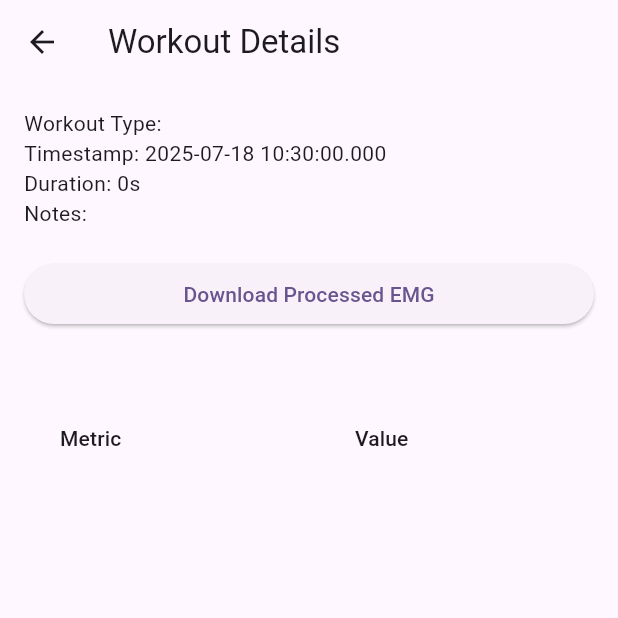
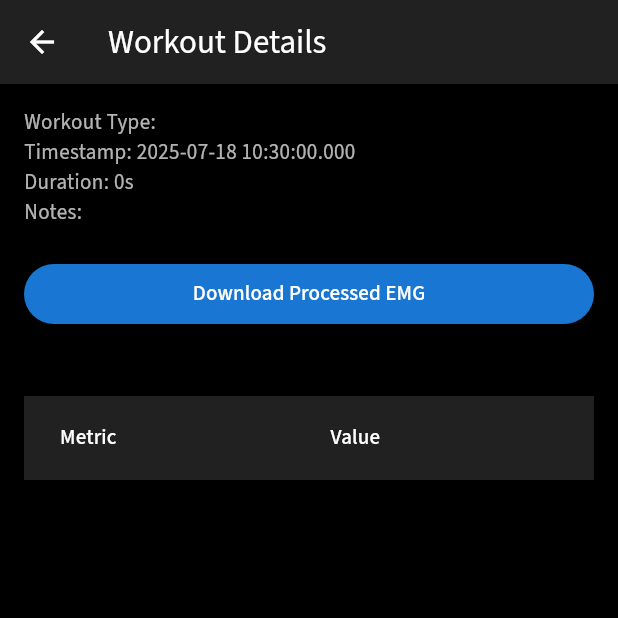
Before and after one commit to AidanRothstein/kineura_app, a Flutter app: the WorkoutDetailScreen screen opened directly with empty values, on a phone screen of 412 x 824 dp, the top half of it. Run offline on Flutter 3.47's test engine with Material 3 defaults, Android fonts, the phone set to English and light mode, and no system bars; our stand-ins replace csv, fl_chart, flutter_blue_plus, flutter_riverpod, permission_handler, shared_preferences; missing offline and left inert: amplify_api, amplify_auth_cognito, amplify_core, amplify_flutter, amplify_storage_s3; accounts and stored records are empty.

Commit message:
IU changes

```diff
--- a/lib/screens/menu_screens/workout_detail_screen.dart
+++ b/lib/screens/menu_screens/workout_detail_screen.dart
@@ -43,7 +43,6 @@ class _WorkoutDetailScreenState extends State<WorkoutDetailScreen> {
 
       final tempDir = await getTemporaryDirectory();
       final localPath = '${tempDir.path}/${DateTime.now().millisecondsSinceEpoch}_processed.csv';
-
 
       await Amplify.Storage.downloadFile(
         key: logicalKey,
@@ -133,7 +132,7 @@ class _WorkoutDetailScreenState extends State<WorkoutDetailScreen> {
     final fSpots = _channelFiltered[channel] ?? [];
     final rSpots = _channelRMS[channel] ?? [];
     if (fSpots.length < 2 || rSpots.length < 2) {
-      return const Text('Not enough EMG data to show graph.');
+      return const Text('Not enough EMG data to show graph.', style: TextStyle(color: Colors.white70));
     }
 
     final minX = fSpots.map((e) => e.x).reduce(min);
@@ -144,7 +143,7 @@ class _WorkoutDetailScreenState extends State<WorkoutDetailScreen> {
     return Column(
       crossAxisAlignment: CrossAxisAlignment.start,
       children: [
-        Text(channel, style: const TextStyle(fontWeight: FontWeight.bold)),
+        Text(channel, style: const TextStyle(fontWeight: FontWeight.bold, color: Colors.white, fontFamily: 'SourceSans3')),
         const SizedBox(height: 4),
         SizedBox(
           height: 250,
@@ -177,14 +176,14 @@ class _WorkoutDetailScreenState extends State<WorkoutDetailScreen> {
                   sideTitles: SideTitles(
                     showTitles: true,
                     interval: ((maxX - minX) / 6).clamp(0.1, double.infinity),
-                    getTitlesWidget: (value, _) => Text('${value.toStringAsFixed(1)}s', style: const TextStyle(fontSize: 10)),
+                    getTitlesWidget: (value, _) => Text('${value.toStringAsFixed(1)}s', style: const TextStyle(fontSize: 10, color: Colors.white)),
                   ),
                 ),
                 rightTitles: AxisTitles(
                   sideTitles: SideTitles(
                     showTitles: true,
                     interval: ((maxY - minY) / 6).clamp(1.0, double.infinity),
-                    getTitlesWidget: (value, _) => Text(value.toStringAsFixed(0), style: const TextStyle(fontSize: 10)),
+                    getTitlesWidget: (value, _) => Text(value.toStringAsFixed(0), style: const TextStyle(fontSize: 10, color: Colors.white)),
                   ),
                 ),
               ),
@@ -198,11 +197,11 @@ class _WorkoutDetailScreenState extends State<WorkoutDetailScreen> {
           children: const [
             Icon(Icons.square, color: Colors.blue, size: 12),
             SizedBox(width: 4),
-            Text('Filtered EMG'),
+            Text('Filtered EMG', style: TextStyle(color: Colors.white70)),
             SizedBox(width: 12),
             Icon(Icons.square, color: Colors.orange, size: 12),
             SizedBox(width: 4),
-            Text('RMS Envelope'),
+            Text('RMS Envelope', style: TextStyle(color: Colors.white70)),
           ],
         ),
         const SizedBox(height: 16),
@@ -215,15 +214,18 @@ class _WorkoutDetailScreenState extends State<WorkoutDetailScreen> {
     metrics.sort((a, b) => a.key.compareTo(b.key));
 
     return DataTable(
+      columnSpacing: 24,
+      headingRowColor: MaterialStateColor.resolveWith((states) => Colors.grey[900]!),
+      dataRowColor: MaterialStateColor.resolveWith((states) => Colors.grey[850]!),
       columns: const [
-        DataColumn(label: Text('Metric')),
-        DataColumn(label: Text('Value')),
+        DataColumn(label: Text('Metric', style: TextStyle(color: Colors.white, fontFamily: 'SourceSans3'))),
+        DataColumn(label: Text('Value', style: TextStyle(color: Colors.white, fontFamily: 'SourceSans3'))),
       ],
       rows: metrics.map((e) {
         final display = e.value is num ? (e.value as num).toStringAsFixed(4) : 'N/A';
         return DataRow(cells: [
-          DataCell(Text(e.key)),
-          DataCell(Text(display)),
+          DataCell(Text(e.key, style: const TextStyle(color: Colors.white70, fontFamily: 'SourceSans3'))),
+          DataCell(Text(display, style: const TextStyle(color: Colors.white70, fontFamily: 'SourceSans3'))),
         ]);
       }).toList(),
     );
@@ -234,24 +236,33 @@ class _WorkoutDetailScreenState extends State<WorkoutDetailScreen> {
     final timestamp = DateTime.parse(widget.sessionData['timestamp']).toLocal();
 
     return Scaffold(
-      appBar: AppBar(title: const Text('Workout Details')),
+      backgroundColor: Colors.black,
+      appBar: AppBar(
+        title: const Text('Workout Details', style: TextStyle(fontFamily: 'SourceSans3')),
+        backgroundColor: Colors.grey[900],
+        foregroundColor: Colors.white,
+      ),
       body: Padding(
         padding: const EdgeInsets.all(16),
         child: ListView(
           children: [
-            Text('Workout Type: ${widget.sessionData['workoutType']}'),
-            Text('Timestamp: $timestamp'),
-            Text('Duration: ${widget.sessionData['durationSeconds']}s'),
-            Text('Notes: ${widget.sessionData['notes'] ?? "None"}'),
+            Text('Workout Type: ${widget.sessionData['workoutType']}', style: const TextStyle(color: Colors.white70, fontFamily: 'SourceSans3')),
+            Text('Timestamp: $timestamp', style: const TextStyle(color: Colors.white70, fontFamily: 'SourceSans3')),
+            Text('Duration: ${widget.sessionData['durationSeconds']}s', style: const TextStyle(color: Colors.white70, fontFamily: 'SourceSans3')),
+            Text('Notes: ${widget.sessionData['notes'] ?? "None"}', style: const TextStyle(color: Colors.white70, fontFamily: 'SourceSans3')),
             const SizedBox(height: 20),
             ElevatedButton(
+              style: ElevatedButton.styleFrom(
+                backgroundColor: const Color(0xFF1976D2),
+                foregroundColor: Colors.white,
+              ),
               onPressed: _loading ? null : _downloadAndParseEMG,
-              child: const Text('Download Processed EMG'),
+              child: const Text('Download Processed EMG', style: TextStyle(fontFamily: 'SourceSans3')),
             ),
             const SizedBox(height: 20),
-            if (_loading) const Center(child: CircularProgressIndicator()),
+            if (_loading) const Center(child: CircularProgressIndicator(color: Colors.white)),
             if (_error != null)
-              Text(_error!, style: const TextStyle(color: Colors.red)),
+              Text(_error!, style: const TextStyle(color: Colors.red, fontFamily: 'SourceSans3')),
             ..._channelFiltered.keys.map(_buildChart).toList(),
             const SizedBox(height: 24),
             _buildMetricsTable(),
```
Also changed, not shown: lib/screens/dashboard_screen.dart (+29 -22 lines), lib/screens/menu_screens/my_devices_screen.dart (+50 -25 lines), lib/screens/menu_screens/past_workouts_screen.dart (+32 -21 lines).
